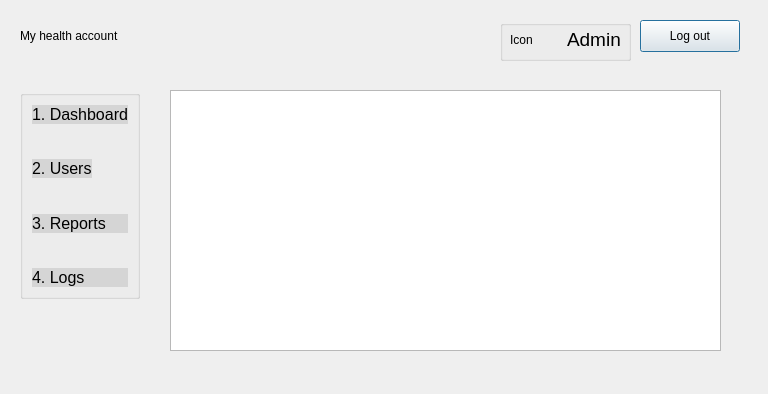
This is adminreports.ui in Darijan444/COV-19-Desktop_App as Qt 5 draws it before an edit. The edited form follows.
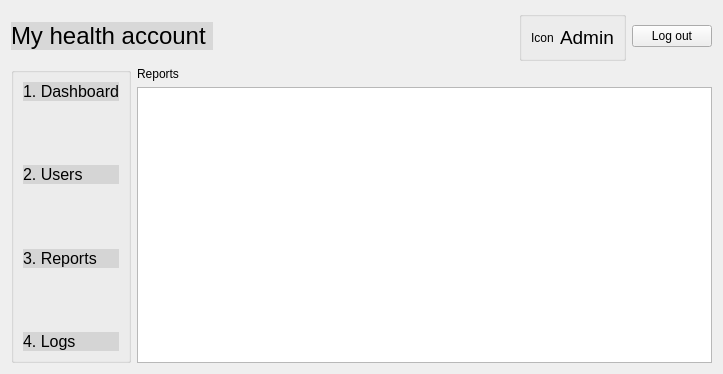
This is the edited form.

Diff of the .ui file:
```diff
--- a/adminreports.ui
+++ b/adminreports.ui
@@ -6,63 +6,54 @@
    <rect>
     <x>0</x>
     <y>0</y>
-    <width>768</width>
-    <height>394</height>
+    <width>723</width>
+    <height>374</height>
    </rect>
   </property>
   <property name="windowTitle">
    <string>Dialog</string>
   </property>
-  <widget class="QLabel" name="label">
-   <property name="geometry">
-    <rect>
-     <x>20</x>
-     <y>20</y>
-     <width>201</width>
-     <height>31</height>
-    </rect>
-   </property>
+  <layout class="QVBoxLayout" name="verticalLayout">
+   <item>
+    <layout class="QHBoxLayout" name="horizontalLayout_3">
+     <item>
+      <widget class="QPushButton" name="pushButtonMyHealthAccount">
    <property name="styleSheet">
-    <string notr="true">font: 24pt &quot;.AppleSystemUIFont&quot;;</string>
+        <string notr="true">QPushButton {
+	background-color: rgb(0, 0, 0,0.1); 
+	border: none; 
+	color: rgb(0, 0, 0); 
+	font: 24px;
+	text-align: left;
+} 
+
+</string>
    </property>
    <property name="text">
     <string>My health account </string>
    </property>
   </widget>
-  <widget class="QPushButton" name="pushButtonLogout">
-   <property name="geometry">
-    <rect>
-     <x>640</x>
-     <y>20</y>
-     <width>100</width>
-     <height>32</height>
-    </rect>
-   </property>
-   <property name="text">
-    <string>Log out</string>
-   </property>
-  </widget>
+     </item>
+     <item>
+      <spacer name="horizontalSpacer">
+       <property name="orientation">
+        <enum>Qt::Horizontal</enum>
+       </property>
+       <property name="sizeHint" stdset="0">
+        <size>
+         <width>188</width>
+         <height>20</height>
+        </size>
+       </property>
+      </spacer>
+     </item>
+     <item>
   <widget class="QGroupBox" name="groupBox_6">
-   <property name="geometry">
-    <rect>
-     <x>500</x>
-     <y>20</y>
-     <width>131</width>
-     <height>41</height>
-    </rect>
-   </property>
    <property name="title">
     <string/>
    </property>
-   <widget class="QWidget" name="layoutWidget">
-    <property name="geometry">
-     <rect>
-      <x>10</x>
-      <y>10</y>
-      <width>111</width>
-      <height>19</height>
-     </rect>
-    </property>
+       <layout class="QHBoxLayout" name="horizontalLayout_2">
+        <item>
     <layout class="QHBoxLayout" name="horizontalLayout">
      <item>
       <widget class="QLabel" name="label_19">
@@ -90,27 +81,23 @@
       </widget>
      </item>
     </layout>
-   </widget>
-  </widget>
-  <widget class="QTableView" name="tableView">
-   <property name="geometry">
-    <rect>
-     <x>170</x>
-     <y>90</y>
-     <width>551</width>
-     <height>261</height>
-    </rect>
-   </property>
-  </widget>
+        </item>
+       </layout>
+      </widget>
+     </item>
+     <item>
+      <widget class="QPushButton" name="pushButtonLogout">
+       <property name="text">
+        <string>Log out</string>
+       </property>
+      </widget>
+     </item>
+    </layout>
+   </item>
+   <item>
+    <layout class="QGridLayout" name="gridLayout">
+     <item row="0" column="0" rowspan="2">
   <widget class="QGroupBox" name="groupBox_2">
-   <property name="geometry">
-    <rect>
-     <x>20</x>
-     <y>90</y>
-     <width>120</width>
-     <height>209</height>
-    </rect>
-   </property>
    <property name="title">
     <string/>
    </property>
@@ -151,7 +138,7 @@
       </property>
      </spacer>
     </item>
-    <item alignment="Qt::AlignLeft">
+        <item>
      <widget class="QPushButton" name="pushButtonUsers">
       <property name="styleSheet">
        <string notr="true">QPushButton {
@@ -248,6 +235,23 @@
     </item>
    </layout>
   </widget>
+     </item>
+     <item row="0" column="1">
+      <widget class="QLabel" name="labelUserList">
+       <property name="styleSheet">
+        <string notr="true">font: 16pt &quot;.AppleSystemUIFont&quot;;</string>
+       </property>
+       <property name="text">
+        <string>Reports</string>
+       </property>
+      </widget>
+     </item>
+     <item row="1" column="1">
+      <widget class="QTableView" name="tableView"/>
+     </item>
+    </layout>
+   </item>
+  </layout>
  </widget>
  <resources/>
  <connections/>
```
Left out of the diff: 2 changed lines with no effect on the pictures. Lines whose indentation alone changed are shown as unchanged.
